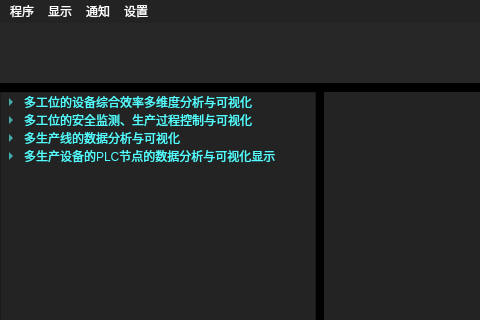
First picture: the form in multidim_gui/multidim_analysis_v2.ui, repository zhenhuic/data-multidimensional-analysis, before the edit; both pictures show x 0 to 480 and y 0 to 320 of the 1280 by 800 pixel window.
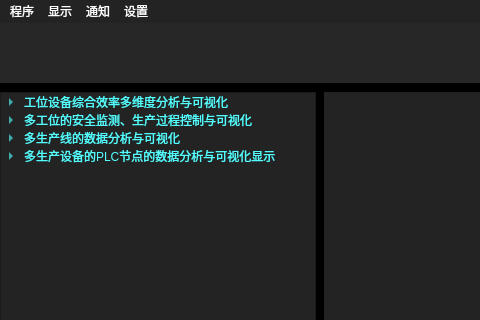
Second picture: the form after the edit.

```diff
--- a/multidim_gui/multidim_analysis_v2.ui
+++ b/multidim_gui/multidim_analysis_v2.ui
@@ -179,7 +179,7 @@
             </column>
             <item>
              <property name="text">
-              <string>多工位的设备综合效率多维度分析与可视化</string>
+              <string>工位设备综合效率多维度分析与可视化</string>
              </property>
              <item>
               <property name="text">
```
Left out of the diff: 2 changed lines with no effect on the pictures.
